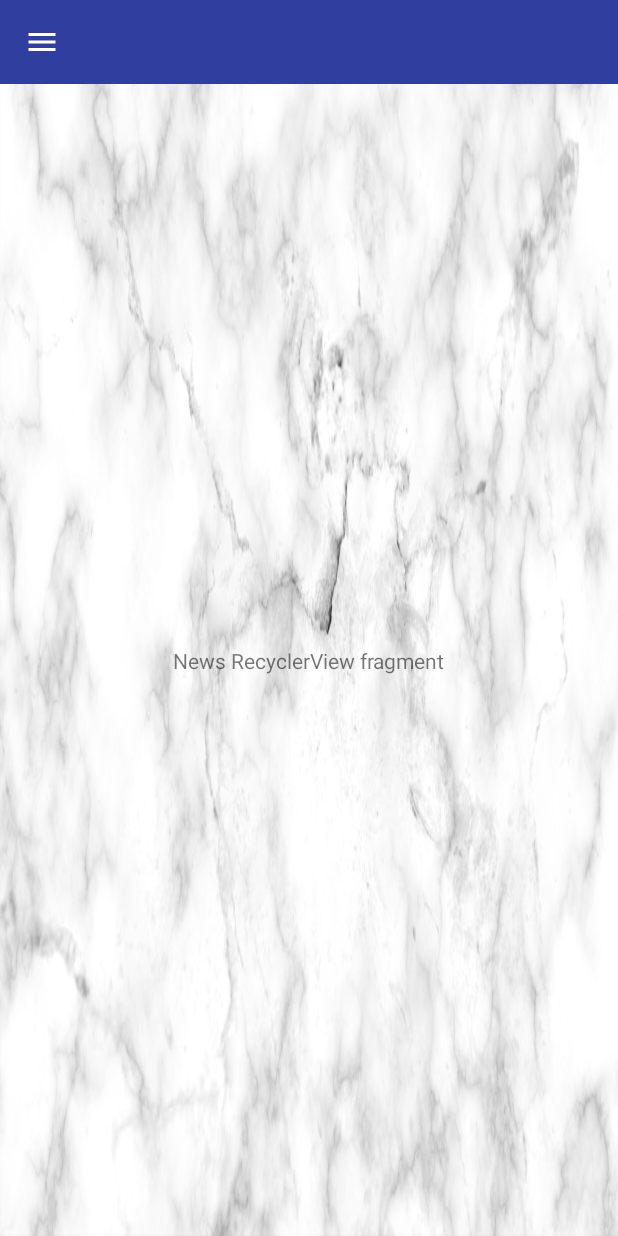
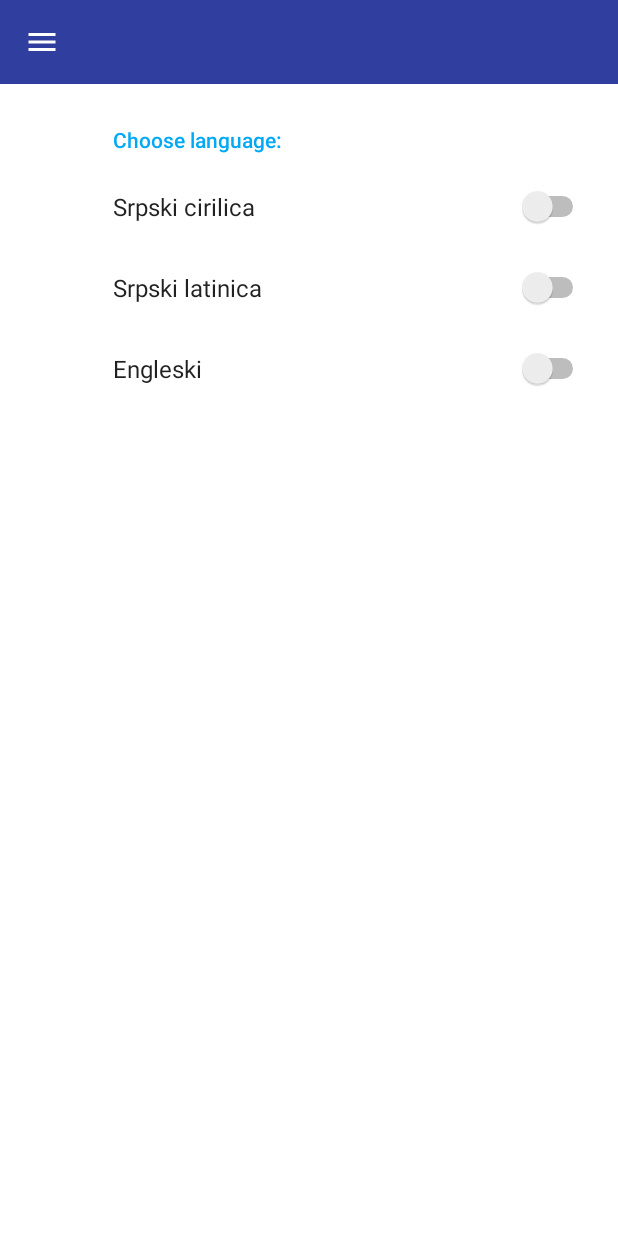
Before and after one commit to BaneManojlovic/NDexample1, an Android app: the screen it shows after launch (MainActivity), in the side drawer, after a tap on "Settings", on a phone screen of 412 x 824 dp. Run offline under Robolectric (Android 15) with nearby library versions, the phone set to English and light mode, and no system bars; our stand-ins replace androidx.preference; network calls fail.

Commit message:
Added SettingsFragment with preferences.xml layout file.

```diff
--- a/app/build.gradle
+++ b/app/build.gradle
@@ -29,6 +29,8 @@ dependencies {
     implementation 'com.github.siyamed:android-shape-imageview:0.9.+@aar'
     implementation 'com.github.bumptech.glide:glide:4.6.1'
     implementation 'jp.wasabeef:picasso-transformations:2.1.0'
+    implementation 'com.android.support:preference-v7:27.1.1'
+    implementation 'com.android.support:preference-v14:27.1.1'
     testImplementation 'junit:junit:4.12'
     androidTestImplementation 'com.android.support.test:runner:1.0.2'
     androidTestImplementation 'com.android.support.test.espresso:espresso-core:3.0.2'
--- a/app/src/main/AndroidManifest.xml
+++ b/app/src/main/AndroidManifest.xml
@@ -11,14 +11,16 @@
         android:roundIcon="@mipmap/ic_launcher_round"
         android:supportsRtl="true"
         android:theme="@style/AppTheme">
-        <activity android:name=".MainActivity">
+        <activity
+            android:name=".MainActivity"
+            android:screenOrientation="portrait">
             <intent-filter>
                 <action android:name="android.intent.action.MAIN" />
 
                 <category android:name="android.intent.category.LAUNCHER" />
             </intent-filter>
         </activity>
-        <activity android:name=".PlayerDetailsActivity"></activity>
+        <activity android:name=".PlayerDetailsActivity" android:screenOrientation="portrait"></activity>
     </application>
 
 </manifest>
--- a/app/src/main/java/com/bitnovisad/ndexample1/MainActivity.java
+++ b/app/src/main/java/com/bitnovisad/ndexample1/MainActivity.java
@@ -81,6 +81,8 @@ public class MainActivity extends AppCompatActivity {
                     case R.id.settings:
                         item.setChecked(true);
                         displayMessage("Opening Settings...");
+                        selectedFragment = new SettingsFragment();
+                        getSupportFragmentManager().beginTransaction().replace(R.id.fragment_container, selectedFragment).commit();
                         drawerLayout.closeDrawers();
                         return true;
                 }
--- /dev/null
+++ b/app/src/main/java/com/bitnovisad/ndexample1/SettingsFragment.java
@@ -0,0 +1,26 @@
+package com.bitnovisad.ndexample1;
+
+import android.os.Bundle;
+import android.support.v7.preference.PreferenceFragmentCompat;
+import android.view.LayoutInflater;
+import android.view.View;
+import android.view.ViewGroup;
+
+public class SettingsFragment extends PreferenceFragmentCompat {
+
+
+    @Override
+    public void onCreatePreferences(Bundle savedInstanceState, String rootKey) {
+        // Load the Preferences from the XML file
+        addPreferencesFromResource(R.xml.preferences);
+    }
+
+    @Override
+    public View onCreateView(LayoutInflater inflater, ViewGroup container, Bundle savedInstanceState) {
+        View view = super.onCreateView(inflater, container, savedInstanceState);
+        view.setBackgroundColor(getResources().getColor(android.R.color.white));
+        view.setPadding(5, 5, 5, 5);
+
+        return view;
+    }
+}
--- a/app/src/main/res/values/styles.xml
+++ b/app/src/main/res/values/styles.xml
@@ -5,8 +5,10 @@
         <!-- Customize your theme here. -->
         <item name="colorPrimary">@color/colorPrimary</item>
         <item name="colorPrimaryDark">@color/colorPrimaryDark</item>
-        <item name="colorAccent">@color/colorAccent</item>
-
+        <item name="colorAccent">@color/accent</item>
+        <!--<item name="preferenceTheme">@style/PreferenceThemeOverlay</item>-->
+        <!-- Preferense Theme for Settings Fragment -->
+        <item name="preferenceTheme">@style/PreferenceThemeOverlay.v14.Material</item>
     </style>
     <!-- Theme for menu items on navigation draver-->
     <style name="themeMenu">
@@ -20,4 +22,5 @@
         <item name="android:layout_height">2dp</item>
         <item name="android:background">?android:attr/listDivider</item>
     </style>
+
 </resources>
--- /dev/null
+++ b/app/src/main/res/xml/preferences.xml
@@ -0,0 +1,23 @@
+<?xml version="1.0" encoding="utf-8"?>
+<PreferenceScreen xmlns:android="http://schemas.android.com/apk/res/android"
+    xmlns:cardview="http://schemas.android.com/apk/res-auto">
+
+        <android.support.v7.preference.PreferenceCategory android:title="Choose language:">
+
+            <SwitchPreference
+                android:defaultValue="false"
+                android:key="switch_preference_srb_cir"
+                android:title="Srpski cirilica" />
+
+            <SwitchPreference
+                android:defaultValue="false"
+                android:key="switch_preference_srb_lat"
+                android:title="Srpski latinica" />
+
+            <SwitchPreference
+                android:defaultValue="false"
+                android:key="switch_preference_eng"
+                android:title="Engleski" />
+        </android.support.v7.preference.PreferenceCategory>
+
+</PreferenceScreen>
```
Also changed, not shown: app/src/main/java/com/bitnovisad/ndexample1/players_list/adapter/PlayersListAdapter.java (+0 -7 lines).
